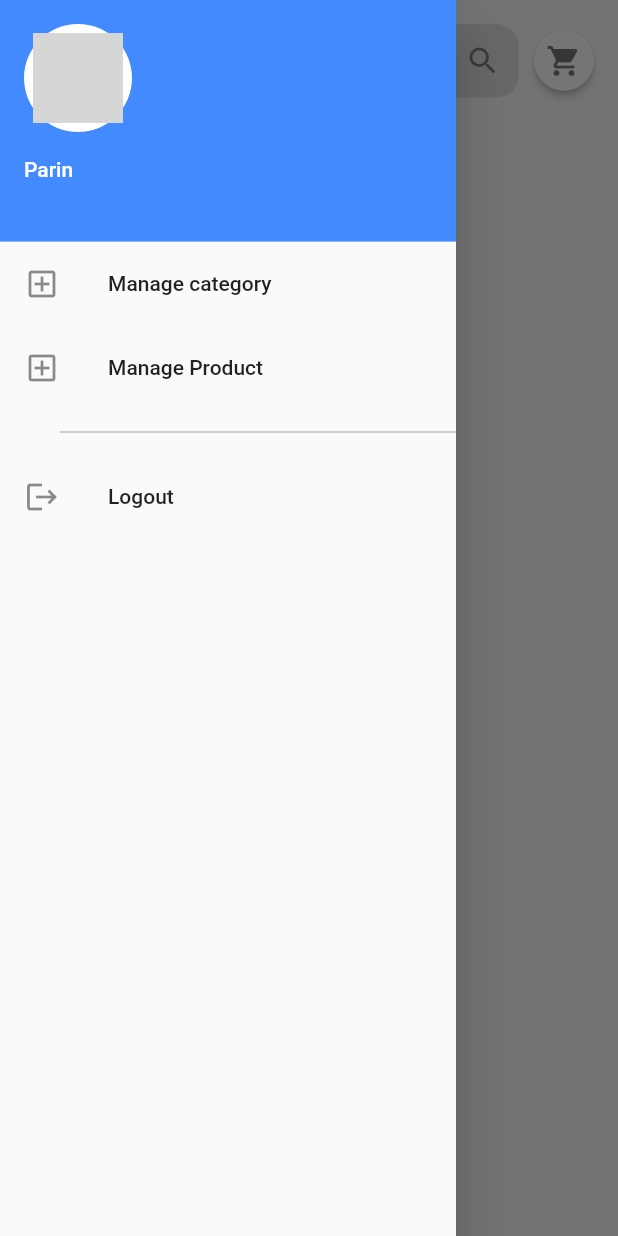
After one commit to parinjasani/goodie_grove, a Flutter app: the HomeScreen screen opened by its route, after a tap on the "menu" icon, on a phone screen of 412 x 824 dp. The commit adds this screen. Run offline on Flutter 3.47's test engine with Material 2 defaults, Android fonts, the phone set to English and light mode, and no system bars; our stand-ins replace firebase_auth, firebase_core, flutter_svg; accounts and stored records are empty; grey boxes are pictures that could not be loaded.

Commit message:
homescreen and components added

```diff
--- a/lib/Firebase/firebase_singleton.dart
+++ b/lib/Firebase/firebase_singleton.dart
@@ -12,10 +12,14 @@ class FirebaseSingleton{
 
   FirebaseSingleton._internal();
 
-
+  final FirebaseAuth mAuth = FirebaseAuth.instance;
   Future<dynamic> login(String email,String password) async {
   UserCredential credential =  await FirebaseAuth.instance.signInWithEmailAndPassword(email: email, password: password);
   return credential;
+  }
+
+  Future<void> logout() async {
+    return await mAuth.signOut();
   }
 
    Future<dynamic> forgetmethod(String email) async {
--- /dev/null
+++ b/lib/components/custom_suffix_icon.dart
@@ -0,0 +1,20 @@
+import 'package:flutter/material.dart';
+import 'package:flutter_svg/svg.dart';
+
+class CustomSuffix extends StatelessWidget {
+  String svgIcon;
+
+  CustomSuffix({required this.svgIcon});
+
+  @override
+  Widget build(BuildContext context) {
+    return Padding(
+      padding: EdgeInsets.fromLTRB(0, 18, 18, 18),
+      child: SvgPicture.asset(
+        svgIcon,
+        height: 18,
+        colorFilter: ColorFilter.mode(Colors.black45, BlendMode.srcIn),
+      ),
+    );
+  }
+}
--- /dev/null
+++ b/lib/components/rounded_icon.dart
@@ -0,0 +1,28 @@
+import 'package:flutter/material.dart';
+
+class RoundedIcon extends StatelessWidget {
+  IconData icondata;
+  VoidCallback onpress;
+
+  RoundedIcon({required this.icondata, required this.onpress});
+
+  @override
+  Widget build(BuildContext context) {
+    return SizedBox(
+      height: 40,
+      width: 40,
+      child: MaterialButton(
+        onPressed: onpress,
+        shape: RoundedRectangleBorder(
+          borderRadius: BorderRadius.circular(45),
+        ),
+        color: Colors.white,
+        child: Icon(
+          icondata,
+          color: Colors.black54,
+        ),
+        padding: EdgeInsets.zero,
+      ),
+    );
+  }
+}
--- /dev/null
+++ b/lib/components/serchfield.dart
@@ -0,0 +1,24 @@
+import 'package:flutter/material.dart';
+class SearchField extends StatelessWidget {
+
+  @override
+  Widget build(BuildContext context) {
+    return Container(
+      decoration: BoxDecoration(
+        color: Colors.black38.withOpacity(0.1),
+        borderRadius: BorderRadius.circular(15),
+      ),
+      child: TextField(
+        textInputAction: TextInputAction.search,
+        textAlign: TextAlign.left,
+        decoration: InputDecoration(
+          enabledBorder: InputBorder.none,
+          focusedBorder: InputBorder.none,
+          hintText: "Search product",
+          suffixIcon: Icon(Icons.search_rounded),
+          contentPadding: EdgeInsets.symmetric(vertical: 15,horizontal: 20)
+        ),
+      ),
+    );
+  }
+}
--- /dev/null
+++ b/lib/components/user.dart
@@ -0,0 +1,6 @@
+class User{
+   String email;
+
+   User({required this.email});
+
+}
--- a/lib/routes/approutes.dart
+++ b/lib/routes/approutes.dart
@@ -1,6 +1,7 @@
 import 'package:flutter/material.dart';
 
 import '../screens/forgetpassword/forget_password_page.dart';
+import '../screens/homescreen/homescreen.dart';
 import '../screens/signin/signin.dart';
 
 class Approutes {
@@ -10,6 +11,7 @@ class Approutes {
 
   //static const signupscreen = "/signupscreen";
   static const forgetpasswordscreen = "/forgetpasswordscreen";
+  static const homescreen = "/homescreen";
 
   static Route<dynamic>? generateRoute(RouteSettings settings) {
     var arguments = settings.arguments;
@@ -20,6 +22,10 @@ class Approutes {
         );
       case forgetpasswordscreen:
         return MaterialPageRoute(builder: (context) => Forget_Password_Page());
+      case homescreen:
+        return MaterialPageRoute(
+          builder: (context) => HomeScreen(),
+        );
     }
   }
 }
--- /dev/null
+++ b/lib/screens/homescreen/components/body.dart
@@ -0,0 +1,19 @@
+import 'package:flutter/material.dart';
+
+import 'header.dart';
+
+class Body extends StatelessWidget {
+
+  Widget build(BuildContext context) {
+    return SafeArea(
+      child: Padding(
+        padding: const EdgeInsets.all(16.0),
+        child: Column(
+          children: [
+            LayoutHeader()
+          ],
+        ),
+      ),
+    );
+  }
+}
--- /dev/null
+++ b/lib/screens/homescreen/components/header.dart
@@ -0,0 +1,36 @@
+import 'package:flutter/material.dart';
+
+import '../../../components/rounded_icon.dart';
+import '../../../components/serchfield.dart';
+
+
+class LayoutHeader extends StatelessWidget {
+  @override
+  Widget build(BuildContext context) {
+    return Row(
+      // mainAxisAlignment: MainAxisAlignment.spaceBetween,
+      children: [
+        RoundedIcon(
+          icondata: Icons.menu,
+          onpress: () {
+            print("clicked");
+            Scaffold.of(context).openDrawer();
+          },
+        ),
+        SizedBox(
+          width: 10,
+        ),
+        Expanded(child: SearchField()),
+        SizedBox(
+          width: 10,
+        ),
+        RoundedIcon(
+          icondata: Icons.shopping_cart,
+          onpress: () {
+            print("cart clicked");
+          },
+        )
+      ],
+    );
+  }
+}
--- /dev/null
+++ b/lib/screens/homescreen/components/homescreen_drawer.dart
@@ -0,0 +1,72 @@
+import 'package:finalyeraproject/routes/approutes.dart';
+import 'package:firebase_auth/firebase_auth.dart';
+import 'package:flutter/material.dart';
+
+import '../../../Firebase/firebase_singleton.dart';
+
+
+
+class HomeScreenDrawer extends StatelessWidget {
+
+  FirebaseSingleton _service = FirebaseSingleton();
+
+  @override
+  Widget build(BuildContext context) {
+    return Drawer(
+      child: ListView(
+        children: [
+          builduseraccountHeader(),
+          ListTile(
+            title: Text("Manage category"),
+            leading: Icon(Icons.add_box_outlined),
+            //navigate to categorylist screen
+            onTap: () {
+             // Navigator.pushNamed(context, Approutes.);
+            },
+          ),
+          ListTile(
+            onTap: () {
+             // Navigator.pushNamed(context, Approutes.);
+            },
+            title: Text("Manage Product"),
+            leading: Icon(Icons.add_box_outlined),
+          ),
+          Divider(
+            height: 30,
+            indent: 40,
+            color: Colors.grey,
+          ),
+          ListTile(
+            title: Text("Logout"),
+            leading: Icon(Icons.logout),
+            onTap: () {
+              _service.logout().then((value) => Navigator.restorablePushNamedAndRemoveUntil(context, Approutes.signinscreen, (route) => false));
+            },
+          ),
+        ],
+      ),
+    );
+  }
+
+  builduseraccountHeader() {
+    return UserAccountsDrawerHeader(
+      accountName: Text(
+        "Parin",
+        style: TextStyle(color: Colors.white),
+      ),
+      accountEmail: Text(
+        "${FirebaseAuth.instance.currentUser!.email}",
+        style: TextStyle(color: Colors.white),
+      ),
+      margin: EdgeInsets.zero,
+      decoration: BoxDecoration(
+          color: Colors.blueAccent
+      ),
+      currentAccountPicture: CircleAvatar(
+        backgroundColor: Colors.white,
+        child: Image.asset(
+          "assets/images/userlogo.png", height: 60, width: 60,),
+      ),
+    );
+  }
+}
--- /dev/null
+++ b/lib/screens/homescreen/homescreen.dart
@@ -0,0 +1,16 @@
+import 'package:flutter/material.dart';
+import 'components/body.dart';
+import 'components/homescreen_drawer.dart';
+class HomeScreen extends StatelessWidget {
+  // User ? user;
+  // HomeScreen(this.user);
+  @override
+  Widget build(BuildContext context) {
+
+    return Scaffold(
+      body: Body(),
+      drawer: HomeScreenDrawer(),
+    );
+  }
+
+}
--- a/lib/screens/signin/signin.dart
+++ b/lib/screens/signin/signin.dart
@@ -1,7 +1,8 @@
 import 'package:firebase_auth/firebase_auth.dart';
 import 'package:flutter/material.dart';
 import '../../Firebase/firebase_singleton.dart';
-import '../forgetpassword/forget_password_page.dart';
+import '../../routes/approutes.dart';
+
 
 class Signin_Page extends StatelessWidget {
   const Signin_Page({Key? key}) : super(key: key);
@@ -80,6 +81,8 @@ class Signin_Page extends StatelessWidget {
                     UserCredential credential =  await service.login(_emailController.text.toString(), _passwordController.text.toString());
                    if(credential.user != null){
                      print("Login made successfully");
+                     Navigator.pushNamedAndRemoveUntil(context, Approutes.homescreen, (route) => false);
+
                    } else{
                      print("Invaild login");
                    }
@@ -101,7 +104,7 @@ class Signin_Page extends StatelessWidget {
                   Text('Forget password?', style: TextStyle(fontWeight: FontWeight.bold),),
                   GestureDetector(
                     onTap: () {
-                      Navigator.push(context, MaterialPageRoute(builder: (context) => Forget_Password_Page(),));
+                      Navigator.pushNamed(context, Approutes.forgetpasswordscreen);
                     },
                       child: Text('   Get Password', style: TextStyle(color: Colors.blue,fontWeight: FontWeight.bold),)),
                 ],
--- a/pubspec.yaml
+++ b/pubspec.yaml
@@ -30,6 +30,7 @@ environment:
 dependencies:
   flutter:
     sdk: flutter
+  flutter_svg: ^2.0.7
 
 
   # The following adds the Cupertino Icons font to your application.
```
Also changed, not shown: pubspec.lock.
